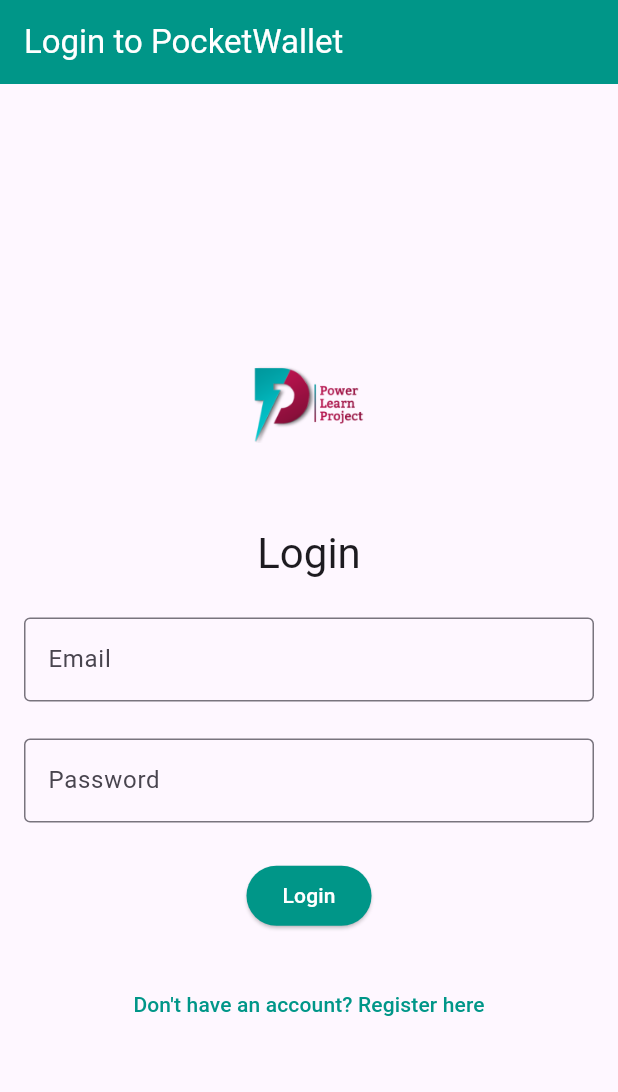
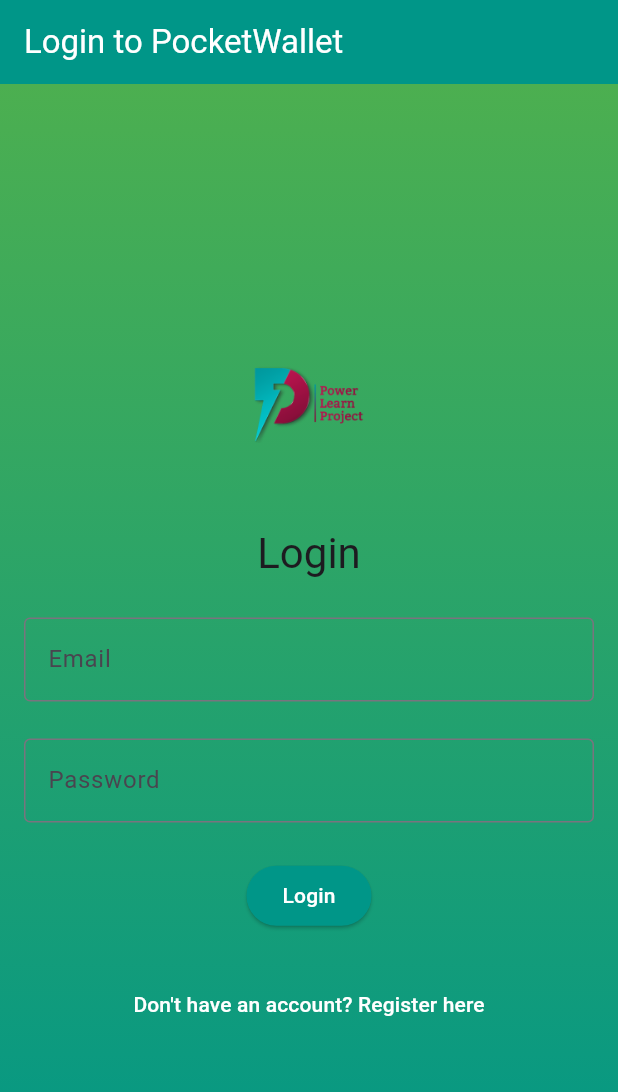
Before and after one commit to Lenkaa3792/PocketBank, a Flutter app: the screen it shows after launch, on a phone screen of 412 x 824 dp. Shown: the top 1092 px of the screen. Run offline on Flutter 3.47's test engine with Material 3 defaults, Android fonts, the phone set to English and light mode, and no system bars; our stand-ins replace cloud_firestore, firebase_auth, firebase_core, get_it; accounts and stored records are empty.

Commit message:
style to login screen

```diff
--- a/lib/pages/login.dart
+++ b/lib/pages/login.dart
@@ -27,8 +27,15 @@
             style: TextStyle(color: Colors.white)), // AppBar title
         backgroundColor: Colors.teal, // AppBar background color
       ),
-
-      body: Padding(
+      body: Container(
+        decoration: const BoxDecoration(
+          gradient: LinearGradient(
+            colors: [Colors.green, Colors.teal],
+            begin: Alignment.topCenter,
+            end: Alignment.bottomCenter,
+          ),
+        ),
+        child: Padding(
           padding: const EdgeInsets.all(16.0), // Padding around the content
           child: Form(
             key: _formKey, // Form key for validation
@@ -102,7 +109,8 @@
                   },
                 ),
                 SizedBox(
-                  height: deviceHeight * 0.03), // Space before the login button
+                    height:
+                        deviceHeight * 0.03), // Space before the login button
 
                 // Login button
                 ElevatedButton(
@@ -124,13 +132,14 @@
                         if (e.code == 'user-not-found') {
                           errorMessage = 'No user found for that email.';
                         } else if (e.code == 'wrong-password') {
-                        errorMessage = 'Wrong password provided for that user.';
+                          errorMessage =
+                              'Wrong password provided for that user.';
                         } else {
                           errorMessage = 'An error occurred. Please try again.';
                         }
                         // Show error message
-                      ScaffoldMessenger.of(context)
-                          .showSnackBar(SnackBar(content: Text(errorMessage)));
+                        ScaffoldMessenger.of(context).showSnackBar(
+                            SnackBar(content: Text(errorMessage)));
                       }
                     }
                   },
@@ -153,13 +162,13 @@
                   style: TextButton.styleFrom(
                     foregroundColor: Colors.teal, // Text color
                   ),
-                child: Text('Don\'t have an account? Register here'),
+                  child: Text('Don\'t have an account? Register here', style: TextStyle(color: Colors.white),),
                 ),
               ],
             ),
           ),
         ),
+      ),
     );
   }
-
 }
```
Lines whose indentation alone changed are shown as unchanged.
